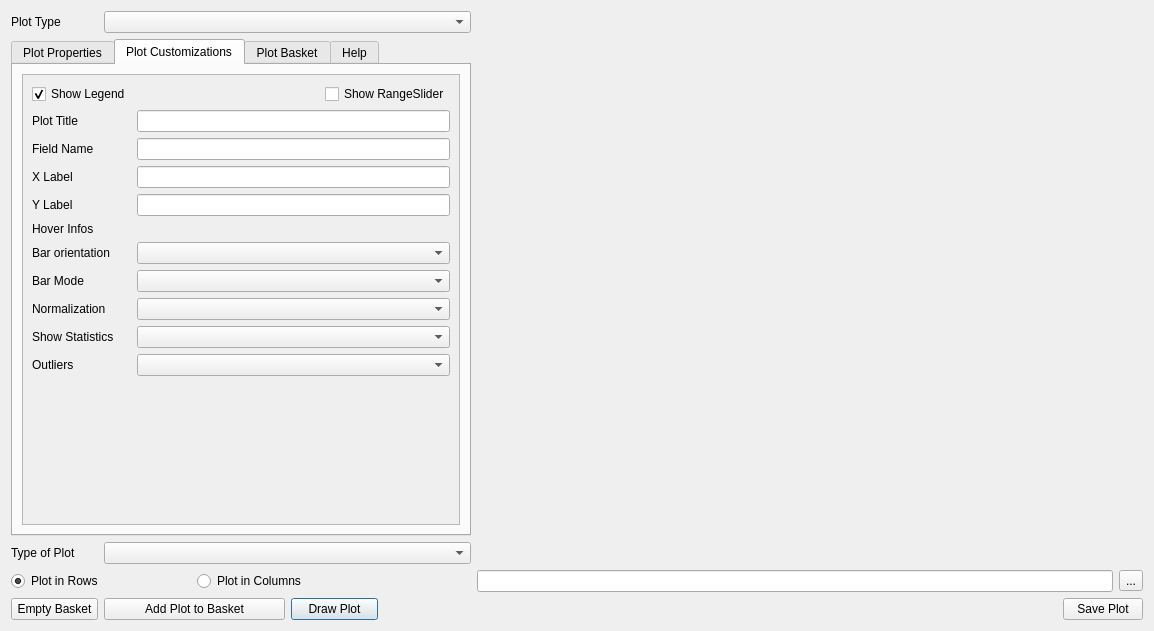
Old version of the form ui/data_plotly_dialog_base.ui in the repository ghtmtt/DataPlotly.
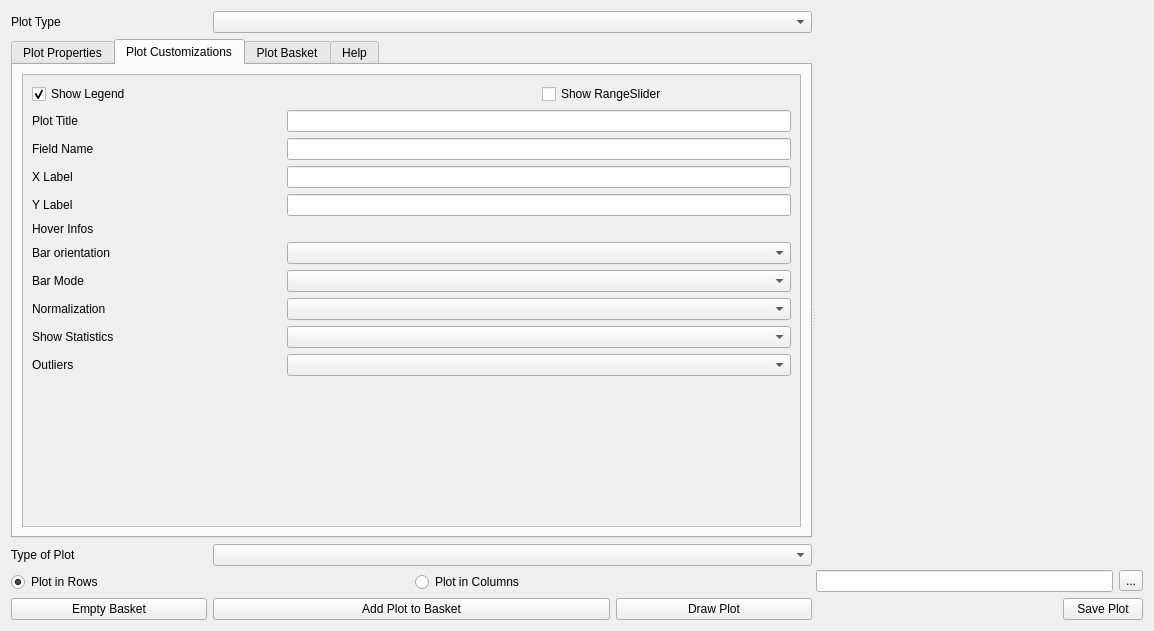
New version of the form. The open tabs and pages were chosen to show the change. Custom widgets are drawn as their Qt base class.

Commit message: offline usage! UI splits in 2 parts

What changed in the file:
```diff
--- a/ui/data_plotly_dialog_base.ui
+++ b/ui/data_plotly_dialog_base.ui
@@ -13,24 +13,20 @@
   <property name="windowTitle">
    <string>Data Plotly</string>
   </property>
+  <layout class="QVBoxLayout" name="verticalLayout">
+   <item>
+    <widget class="QSplitter" name="splitter">
+     <property name="frameShadow">
+      <enum>QFrame::Plain</enum>
+     </property>
+     <property name="orientation">
+      <enum>Qt::Horizontal</enum>
+     </property>
+     <property name="opaqueResize">
+      <bool>true</bool>
+     </property>
+     <widget class="QWidget" name="">
   <layout class="QGridLayout" name="gridLayout">
-   <item row="4" column="3">
-    <widget class="QPushButton" name="draw_btn">
-     <property name="text">
-      <string>Draw Plot</string>
-     </property>
-    </widget>
-   </item>
-   <item row="4" column="1" colspan="2">
-    <widget class="QPushButton" name="addTrace_btn">
-     <property name="text">
-      <string>Add Plot to Basket</string>
-     </property>
-    </widget>
-   </item>
-   <item row="0" column="1" colspan="4">
-    <widget class="QComboBox" name="plot_combo"/>
-   </item>
    <item row="0" column="0">
     <widget class="QLabel" name="label">
      <property name="text">
@@ -38,14 +34,8 @@
      </property>
     </widget>
    </item>
-   <item row="1" column="0" colspan="5">
+       <item row="1" column="0" colspan="4">
     <widget class="QTabWidget" name="tab_property">
-     <property name="sizePolicy">
-      <sizepolicy hsizetype="Preferred" vsizetype="Preferred">
-       <horstretch>0</horstretch>
-       <verstretch>0</verstretch>
-      </sizepolicy>
-     </property>
      <property name="minimumSize">
       <size>
        <width>460</width>
@@ -326,16 +316,6 @@
                 </property>
                </widget>
               </item>
-              <item row="1" column="1">
-               <widget class="QgsFieldExpressionWidget" name="x_combo">
-                <property name="sizePolicy">
-                 <sizepolicy hsizetype="Preferred" vsizetype="Maximum">
-                  <horstretch>0</horstretch>
-                  <verstretch>0</verstretch>
-                 </sizepolicy>
-                </property>
-               </widget>
-              </item>
               <item row="2" column="0">
                <widget class="QLabel" name="y_label">
                 <property name="text">
@@ -343,6 +323,16 @@
                 </property>
                </widget>
               </item>
+                  <item row="1" column="1">
+                   <widget class="QgsFieldExpressionWidget" name="x_combo">
+                    <property name="sizePolicy">
+                     <sizepolicy hsizetype="Preferred" vsizetype="Maximum">
+                      <horstretch>0</horstretch>
+                      <verstretch>0</verstretch>
+                     </sizepolicy>
+                    </property>
+                   </widget>
+                  </item>
               <item row="2" column="1">
                <widget class="QgsFieldExpressionWidget" name="y_combo">
                 <property name="sizePolicy">
@@ -381,11 +371,14 @@
             <x>0</x>
             <y>0</y>
             <width>436</width>
-            <height>416</height>
+                <height>419</height>
            </rect>
           </property>
           <layout class="QGridLayout" name="gridLayout_5">
-           <item row="3" column="1" colspan="3">
+               <item row="1" column="1" colspan="2">
+                <widget class="QLineEdit" name="plot_title_line"/>
+               </item>
+               <item row="3" column="1" colspan="2">
             <widget class="QLineEdit" name="x_axis_title"/>
            </item>
            <item row="8" column="0">
@@ -395,10 +388,7 @@
              </property>
             </widget>
            </item>
-           <item row="1" column="1" colspan="3">
-            <widget class="QLineEdit" name="plot_title_line"/>
-           </item>
-           <item row="8" column="1" colspan="3">
+               <item row="8" column="1" colspan="2">
             <widget class="QComboBox" name="bar_mode_combo"/>
            </item>
            <item row="0" column="0">
@@ -411,10 +401,10 @@
              </property>
             </widget>
            </item>
-           <item row="4" column="1" rowspan="2" colspan="3">
+               <item row="4" column="1" rowspan="2" colspan="2">
             <widget class="QLineEdit" name="y_axis_title"/>
            </item>
-           <item row="12" column="0" colspan="4">
+               <item row="12" column="0" colspan="3">
             <spacer name="verticalSpacer_2">
              <property name="orientation">
               <enum>Qt::Vertical</enum>
@@ -434,7 +424,7 @@
              </property>
             </widget>
            </item>
-           <item row="7" column="1" colspan="3">
+               <item row="7" column="1" colspan="2">
             <widget class="QComboBox" name="orientation_combo"/>
            </item>
            <item row="10" column="0">
@@ -444,7 +434,7 @@
              </property>
             </widget>
            </item>
-           <item row="10" column="1" colspan="3">
+               <item row="10" column="1" colspan="2">
             <widget class="QComboBox" name="box_statistic_combo"/>
            </item>
            <item row="1" column="0">
@@ -475,7 +465,7 @@
              </property>
             </widget>
            </item>
-           <item row="11" column="1" colspan="3">
+               <item row="11" column="1" colspan="2">
             <widget class="QComboBox" name="outliers_combo"/>
            </item>
            <item row="2" column="0">
@@ -485,10 +475,10 @@
              </property>
             </widget>
            </item>
-           <item row="2" column="1" colspan="3">
+               <item row="2" column="1" colspan="2">
             <widget class="QLineEdit" name="bar_legend_title"/>
            </item>
-           <item row="0" column="3">
+               <item row="0" column="2">
             <widget class="QCheckBox" name="range_slider_combo">
              <property name="text">
               <string>Show RangeSlider</string>
@@ -502,12 +492,9 @@
              </property>
             </widget>
            </item>
-           <item row="9" column="1" colspan="3">
+               <item row="9" column="1" colspan="2">
             <widget class="QComboBox" name="hist_norm_combo"/>
            </item>
-           <item row="6" column="1" colspan="3">
-            <widget class="QgsFieldExpressionWidget" name="z_combo"/>
-           </item>
            <item row="6" column="0">
             <widget class="QLabel" name="info_label">
              <property name="text">
@@ -515,6 +502,9 @@
              </property>
             </widget>
            </item>
+               <item row="6" column="1" colspan="2">
+                <widget class="QgsFieldExpressionWidget" name="info_combo"/>
+               </item>
           </layout>
          </widget>
         </widget>
@@ -590,16 +580,6 @@
      </widget>
     </widget>
    </item>
-   <item row="3" column="0" colspan="2">
-    <widget class="QRadioButton" name="radio_rows">
-     <property name="text">
-      <string>Plot in Rows</string>
-     </property>
-     <property name="checked">
-      <bool>true</bool>
-     </property>
-    </widget>
-   </item>
    <item row="2" column="0">
     <widget class="QLabel" name="label_2">
      <property name="text">
@@ -607,6 +587,23 @@
      </property>
     </widget>
    </item>
+       <item row="3" column="0">
+        <widget class="QRadioButton" name="radio_rows">
+         <property name="text">
+          <string>Plot in Rows</string>
+         </property>
+         <property name="checked">
+          <bool>true</bool>
+         </property>
+        </widget>
+       </item>
+       <item row="3" column="2" colspan="2">
+        <widget class="QRadioButton" name="radio_columns">
+         <property name="text">
+          <string>Plot in Columns</string>
+         </property>
+        </widget>
+       </item>
    <item row="4" column="0">
     <widget class="QPushButton" name="clear_btn">
      <property name="text">
@@ -614,14 +611,58 @@
      </property>
     </widget>
    </item>
-   <item row="3" column="7">
+       <item row="4" column="1" colspan="2">
+        <widget class="QPushButton" name="addTrace_btn">
+         <property name="text">
+          <string>Add Plot to Basket</string>
+         </property>
+        </widget>
+       </item>
+       <item row="4" column="3">
+        <widget class="QPushButton" name="draw_btn">
+         <property name="text">
+          <string>Draw Plot</string>
+         </property>
+        </widget>
+       </item>
+       <item row="0" column="1" colspan="3">
+        <widget class="QComboBox" name="plot_combo"/>
+       </item>
+       <item row="2" column="1" colspan="3">
+        <widget class="QComboBox" name="subcombo"/>
+       </item>
+      </layout>
+     </widget>
+     <widget class="QWidget" name="">
+      <layout class="QGridLayout" name="gridLayout_10">
+       <item row="0" column="0" colspan="3">
+        <widget class="QWidget" name="plot_qview" native="true">
+         <property name="sizePolicy">
+          <sizepolicy hsizetype="Preferred" vsizetype="Preferred">
+           <horstretch>0</horstretch>
+           <verstretch>0</verstretch>
+          </sizepolicy>
+         </property>
+        </widget>
+       </item>
+       <item row="1" column="0" colspan="2">
+        <widget class="QLineEdit" name="dir_line">
+         <property name="text">
+          <string notr="true"/>
+         </property>
+         <property name="readOnly">
+          <bool>true</bool>
+         </property>
+        </widget>
+       </item>
+       <item row="1" column="2">
     <widget class="QToolButton" name="browse_btn">
      <property name="text">
       <string>...</string>
      </property>
     </widget>
    </item>
-   <item row="4" column="5">
+       <item row="2" column="0">
     <spacer name="horizontalSpacer">
      <property name="orientation">
       <enum>Qt::Horizontal</enum>
@@ -634,41 +675,15 @@
      </property>
     </spacer>
    </item>
-   <item row="4" column="6" colspan="2">
+       <item row="2" column="1" colspan="2">
     <widget class="QPushButton" name="save_plot_btn">
      <property name="text">
       <string>Save Plot</string>
      </property>
     </widget>
    </item>
-   <item row="2" column="1" colspan="4">
-    <widget class="QComboBox" name="subcombo"/>
-   </item>
-   <item row="3" column="5" colspan="2">
-    <widget class="QLineEdit" name="dir_line">
-     <property name="text">
-      <string notr="true"/>
-     </property>
-     <property name="readOnly">
-      <bool>true</bool>
-     </property>
-    </widget>
-   </item>
-   <item row="3" column="2" colspan="2">
-    <widget class="QRadioButton" name="radio_columns">
-     <property name="text">
-      <string>Plot in Columns</string>
-     </property>
-    </widget>
-   </item>
-   <item row="1" column="5" colspan="3">
-    <widget class="QWidget" name="plot_qview" native="true">
-     <property name="sizePolicy">
-      <sizepolicy hsizetype="Preferred" vsizetype="Preferred">
-       <horstretch>0</horstretch>
-       <verstretch>0</verstretch>
-      </sizepolicy>
-     </property>
+      </layout>
+     </widget>
     </widget>
    </item>
   </layout>
```
Left out of the diff: 2 changed lines with no effect on the pictures. Lines whose indentation alone changed are shown as unchanged. The commit also changes 2 other files.
